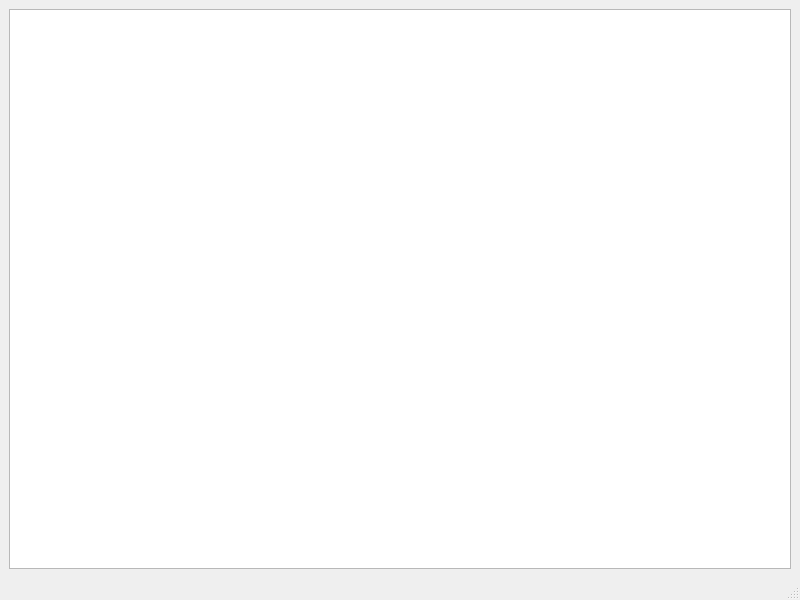
Before: the Qt Designer form mainwindow.ui in Noneptr/NetworkIPCalculator, drawn with Qt 5.
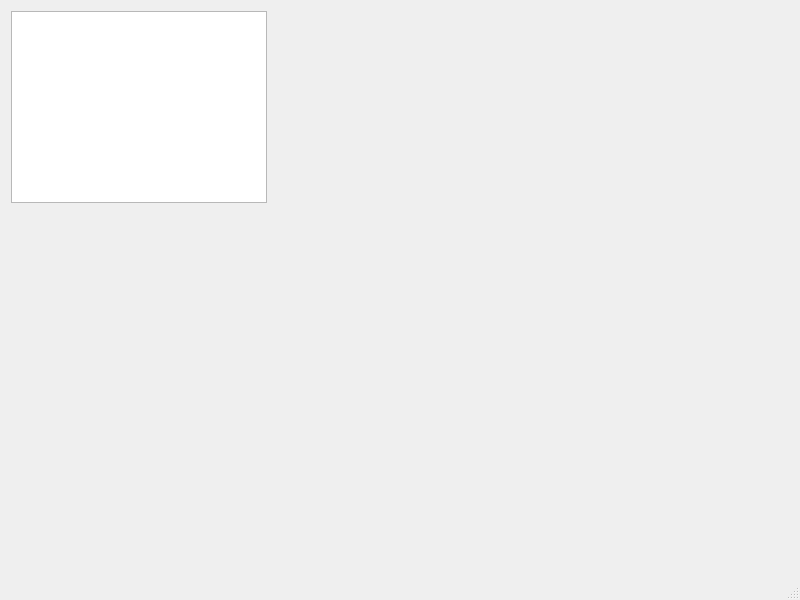
After: the same form once the commit is applied.

```diff
--- a/mainwindow.ui
+++ b/mainwindow.ui
@@ -14,9 +14,15 @@
    <string>MainWindow</string>
   </property>
   <widget class="QWidget" name="centralwidget">
-   <layout class="QGridLayout" name="gridLayout">
-    <item row="0" column="0">
      <widget class="QTreeView" name="treeView">
+    <property name="geometry">
+     <rect>
+      <x>11</x>
+      <y>11</y>
+      <width>256</width>
+      <height>192</height>
+     </rect>
+    </property>
       <property name="horizontalScrollBarPolicy">
        <enum>Qt::ScrollBarAsNeeded</enum>
       </property>
@@ -36,8 +42,6 @@
        <bool>true</bool>
       </property>
      </widget>
-    </item>
-   </layout>
   </widget>
   <widget class="QMenuBar" name="menubar">
    <property name="geometry">
```
Lines whose indentation alone changed are shown as unchanged.
